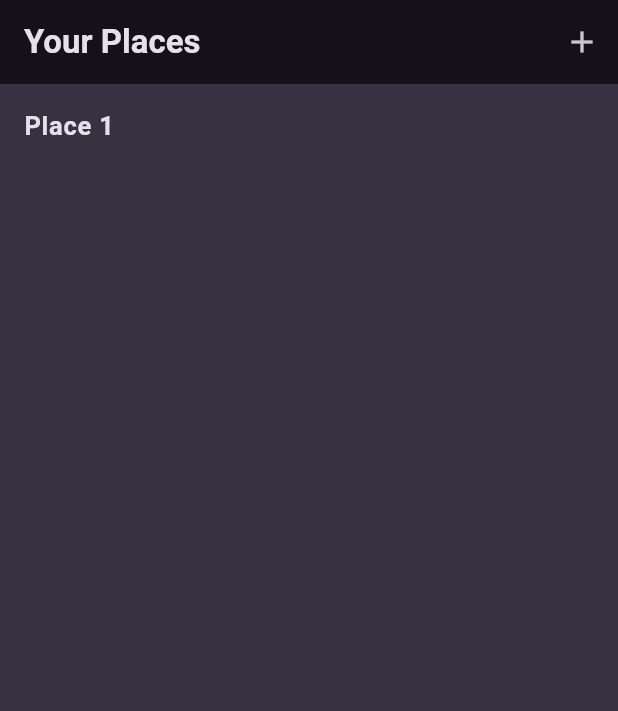
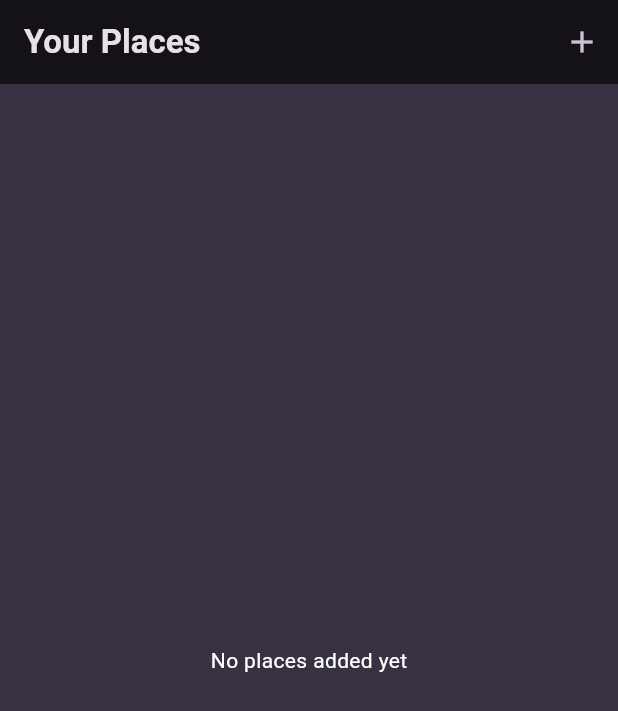
Before and after one commit to hitaloss/favorite_places, a Flutter app: the screen it shows after launch, on a phone screen of 412 x 824 dp. Shown: the top 711 px of the screen. Run offline on Flutter 3.47's test engine with Material 3 defaults, Android fonts, the phone set to English and light mode, and no system bars; our stand-ins replace flutter_riverpod, google_fonts.

Commit message:
feat: implemented navigation to place details screen

```diff
--- a/lib/screens/places_screen.dart
+++ b/lib/screens/places_screen.dart
@@ -1,31 +1,59 @@
+import 'package:favorite_places/models/place_model.dart';
+import 'package:favorite_places/providers/places_provider.dart';
+import 'package:favorite_places/screens/new_place_screen.dart';
+import 'package:favorite_places/screens/place_details_screen.dart';
 import 'package:flutter/material.dart';
 
 import 'package:flutter_riverpod/flutter_riverpod.dart';
 
-class PlacesScreen extends ConsumerStatefulWidget {
+class PlacesScreen extends ConsumerWidget {
   const PlacesScreen({super.key});
 
+  void addItem(BuildContext context) {
+    Navigator.of(context)
+        .push(MaterialPageRoute(builder: (ctx) => const NewPlaceScreen()));
+  }
+
   @override
-  ConsumerState<PlacesScreen> createState() => _PlacesScreenState();
-}
+  Widget build(BuildContext context, ref) {
+    List<Place> placesList = ref.watch(placesProvider);
 
-class _PlacesScreenState extends ConsumerState<PlacesScreen> {
-  @override
-  Widget build(BuildContext context) {
-    Widget content = const Column(
-      children: [
-        ListTile(
-            title: Text(
-          "Place 1",
-          style: TextStyle(fontSize: 17, fontWeight: FontWeight.bold),
-        ))
-      ],
-    );
+    Widget content = const Center(
+        child: Text(
+      "No places added yet",
+      style: TextStyle(color: Colors.white),
+    ));
+
+    if (placesList.isNotEmpty) {
+      content = ListView.builder(
+        itemCount: placesList.length,
+        itemBuilder: (context, index) {
+          return ListTile(
+              onTap: () {
+                Navigator.of(context).push(MaterialPageRoute(
+                    builder: (ctx) => PlaceDetailsScreen(
+                          title: placesList[index].title,
+                        )));
+              },
+              title: Text(
+                placesList[index].title,
+                style:
+                    const TextStyle(fontSize: 17, fontWeight: FontWeight.bold),
+              ));
+        },
+      );
+    }
 
     return Scaffold(
       appBar: AppBar(
         title: const Text("Your Places"),
-        actions: [IconButton(onPressed: () {}, icon: const Icon(Icons.add))],
+        actions: [
+          IconButton(
+              onPressed: () {
+                addItem(context);
+              },
+              icon: const Icon(Icons.add))
+        ],
       ),
       body: content,
     );
```
